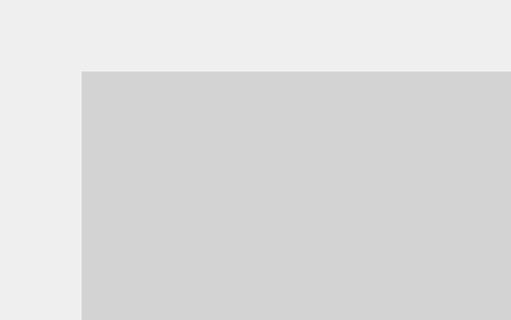
The window that pycharm_TR_project/W_admin_panel.ui (Dathator/TR_project) describes before a commit, drawn with Qt 5; both pictures show x 0 to 511 and y 0 to 320 of the 700 by 500 pixel window.
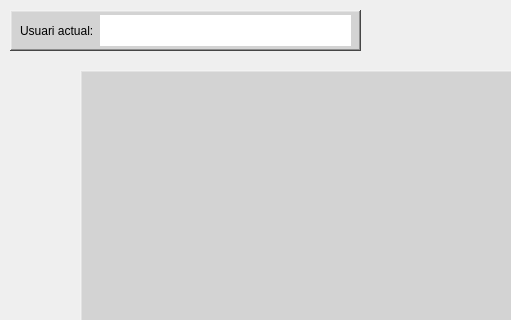
The same window after the commit.

Commit message:
7_Admin_panel_ended
Ended adm panel functional.

Patch:
```diff
--- a/pycharm_TR_project/W_admin_panel.ui
+++ b/pycharm_TR_project/W_admin_panel.ui
@@ -146,6 +146,74 @@
     <string>Actualitzar dades</string>
    </property>
   </widget>
+  <widget class="QFrame" name="userFrame">
+   <property name="geometry">
+    <rect>
+     <x>10</x>
+     <y>10</y>
+     <width>351</width>
+     <height>41</height>
+    </rect>
+   </property>
+   <property name="styleSheet">
+    <string notr="true">background-color: rgb(211, 211, 211);</string>
+   </property>
+   <property name="frameShape">
+    <enum>QFrame::WinPanel</enum>
+   </property>
+   <property name="frameShadow">
+    <enum>QFrame::Raised</enum>
+   </property>
+   <property name="lineWidth">
+    <number>2</number>
+   </property>
+   <property name="midLineWidth">
+    <number>0</number>
+   </property>
+   <widget class="QLabel" name="textUserLabel">
+    <property name="geometry">
+     <rect>
+      <x>10</x>
+      <y>10</y>
+      <width>81</width>
+      <height>21</height>
+     </rect>
+    </property>
+    <property name="text">
+     <string>Usuari actual:</string>
+    </property>
+   </widget>
+   <widget class="QLabel" name="userLabel">
+    <property name="geometry">
+     <rect>
+      <x>90</x>
+      <y>5</y>
+      <width>251</width>
+      <height>31</height>
+     </rect>
+    </property>
+    <property name="styleSheet">
+     <string notr="true">background-color: rgb(255, 255, 255);
+color: rgb(255, 0, 0);</string>
+    </property>
+    <property name="text">
+     <string/>
+    </property>
+   </widget>
+  </widget>
+  <widget class="QLabel" name="statusLabel">
+   <property name="geometry">
+    <rect>
+     <x>80</x>
+     <y>450</y>
+     <width>431</width>
+     <height>31</height>
+    </rect>
+   </property>
+   <property name="text">
+    <string/>
+   </property>
+  </widget>
  </widget>
  <resources/>
  <connections/>
```
The commit also changes 4 other files.
